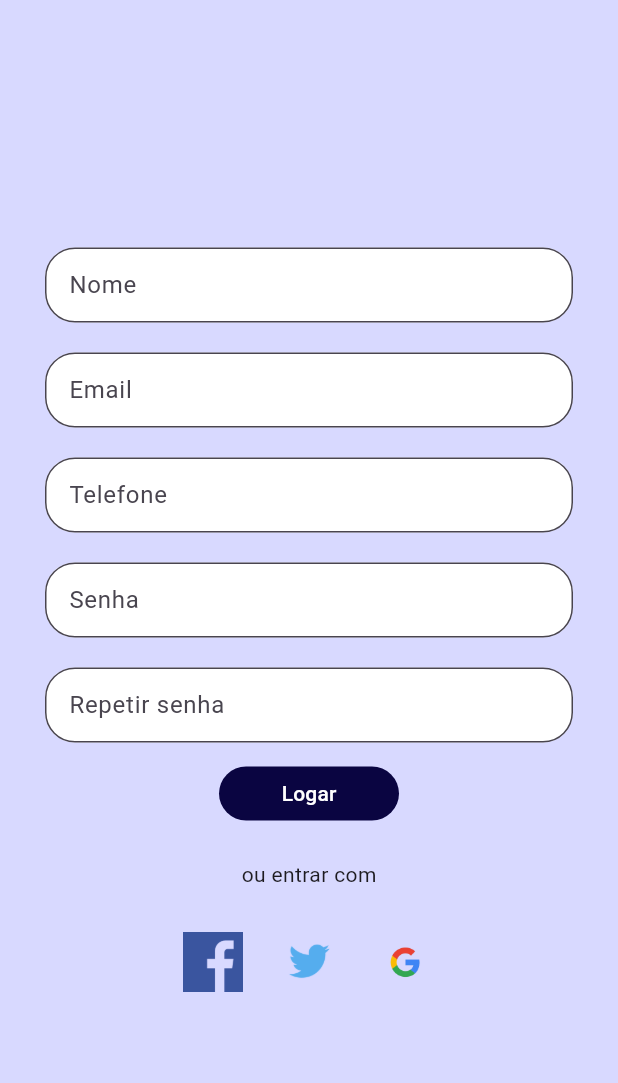
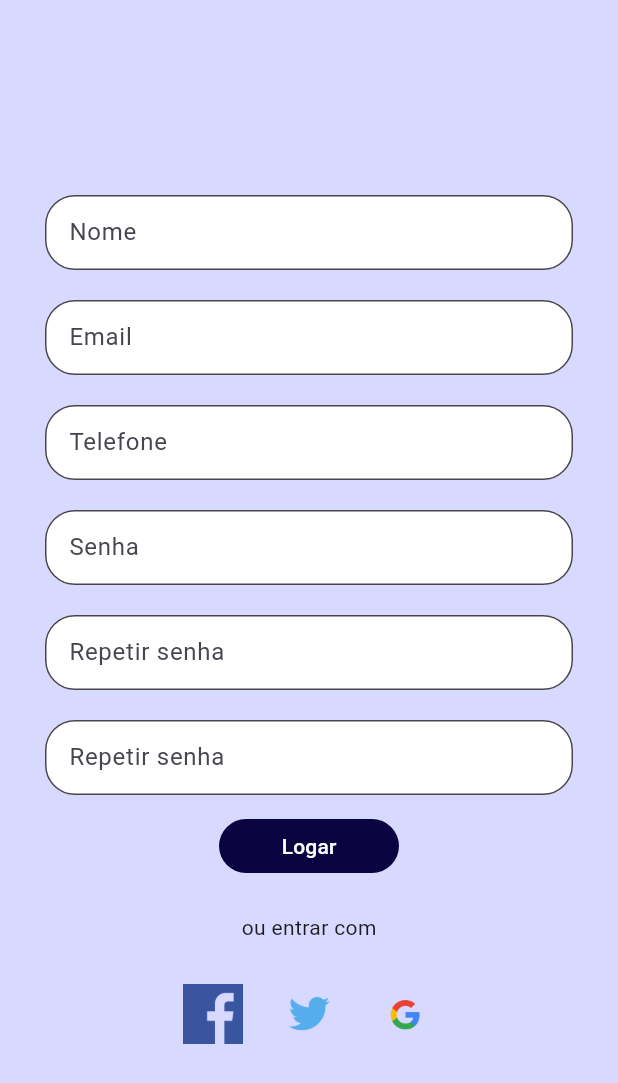
Before and after one commit to Fabricio053/controlador_de_gastos, a Flutter app: the TelaCriarConta screen opened directly, on a phone screen of 412 x 824 dp. Shown: the top 1083 px of the screen. Run offline on Flutter 3.47's test engine with Material 3 defaults, Android fonts, the phone set to English and light mode, and no system bars.

Commit message:
modified:   lib/main.dart

```diff
--- a/lib/main.dart
+++ b/lib/main.dart
@@ -90,6 +90,7 @@ class TelaCriarConta extends StatelessWidget {
             InputCustom(controll:telefoneControll ,keyboard: TextInputType.number, label: 'Telefone',),
             InputCustom(controll:senhaControll ,keyboard: TextInputType.number, label: 'Senha',),
             InputCustom(controll:repeateSenhaControll ,keyboard: TextInputType.number, label: 'Repetir senha',),
+            InputCustom(controll:repeateSenhaControll ,keyboard: TextInputType.number, label: 'Repetir senha',),
             ],
           ),
         ),
```
